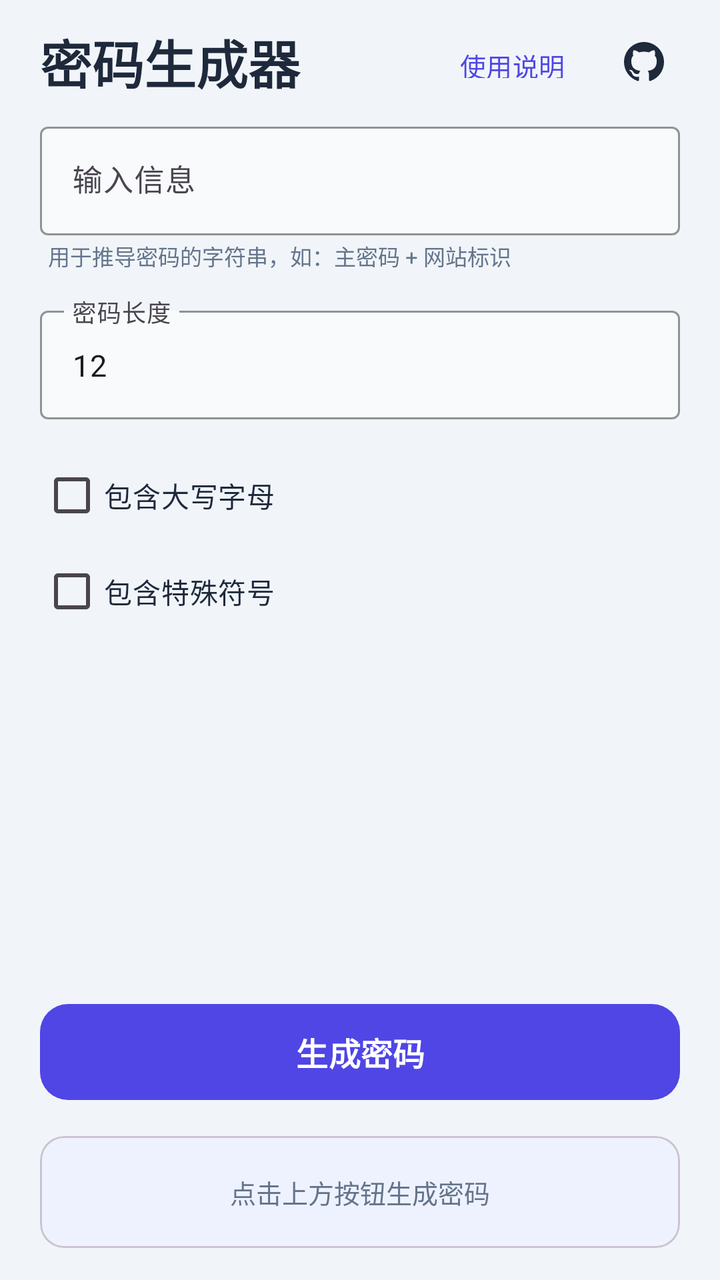
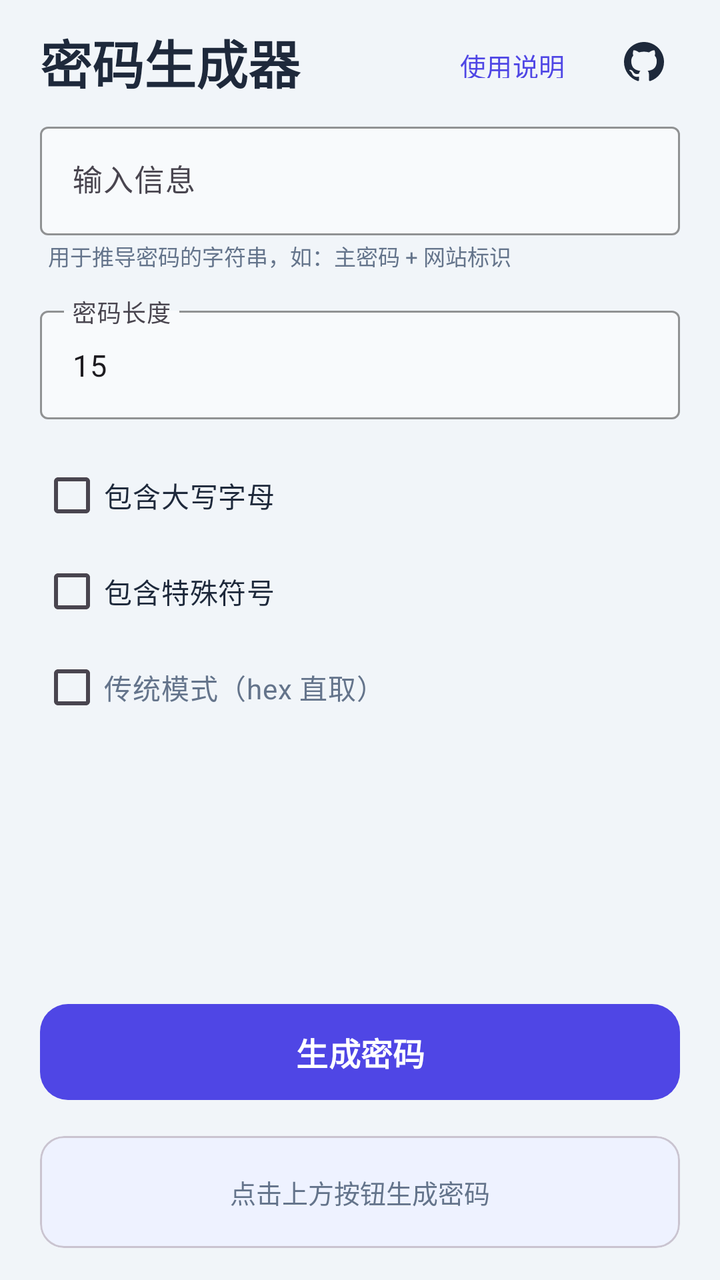

The first picture is an Android layout as it rendered before a commit; the second is the same layout after the commit. The layout source and the unified diff follow.
<!-- AndroidManifest.xml: application theme Theme.PwdGen -->
<!-- res/layout/activity_main.xml -->
<?xml version="1.0" encoding="utf-8"?>
<LinearLayout xmlns:android="http://schemas.android.com/apk/res/android"
    xmlns:app="http://schemas.android.com/apk/res-auto"
    android:layout_width="match_parent"
    android:layout_height="match_parent"
    android:orientation="vertical"
    android:background="@color/bg">

    
    <ScrollView
        android:layout_width="match_parent"
        android:layout_height="0dp"
        android:layout_weight="1"
        android:fillViewport="false"
        android:paddingHorizontal="20dp">

        <LinearLayout
            android:layout_width="match_parent"
            android:layout_height="wrap_content"
            android:orientation="vertical"
            android:paddingTop="12dp">

            
            <LinearLayout
                android:layout_width="match_parent"
                android:layout_height="wrap_content"
                android:orientation="horizontal"
                android:gravity="center_vertical"
                android:layout_marginBottom="8dp">

                <TextView
                    android:layout_width="0dp"
                    android:layout_height="wrap_content"
                    android:layout_weight="1"
                    android:text="密码生成器"
                    android:textColor="@color/text_primary"
                    android:textSize="26sp"
                    android:textStyle="bold" />

                <com.google.android.material.button.MaterialButton
                    android:id="@+id/btnHelp"
                    android:layout_width="wrap_content"
                    android:layout_height="36dp"
                    android:text="使用说明"
                    android:textSize="13sp"
                    style="@style/Widget.Material3.Button.TextButton"
                    android:textColor="@color/primary" />

                <ImageButton
                    android:id="@+id/btnGitHub"
                    android:layout_width="36dp"
                    android:layout_height="36dp"
                    android:src="@drawable/ic_github"
                    android:background="?attr/selectableItemBackgroundBorderless"
                    android:contentDescription="GitHub"
                    android:scaleType="centerInside"
                    android:layout_marginStart="4dp" />
            </LinearLayout>

            
            <com.google.android.material.textfield.TextInputLayout
                android:layout_width="match_parent"
                android:layout_height="wrap_content"
                android:hint="输入信息"
                app:hintTextColor="@color/primary"
                app:boxStrokeColor="@color/primary"
                app:boxBackgroundColor="@color/input_bg"
                style="@style/Widget.Material3.TextInputLayout.OutlinedBox"
                android:layout_marginBottom="2dp">

                <com.google.android.material.textfield.TextInputEditText
                    android:id="@+id/inputText"
                    android:layout_width="match_parent"
                    android:layout_height="wrap_content"
                    android:singleLine="true"
                    android:textSize="15sp" />
            </com.google.android.material.textfield.TextInputLayout>

            <TextView
                android:layout_width="wrap_content"
                android:layout_height="wrap_content"
                android:text="用于推导密码的字符串，如：主密码 + 网站标识"
                android:textSize="11sp"
                android:textColor="@color/text_subtle"
                android:layout_marginStart="4dp"
                android:layout_marginBottom="14dp" />

            
            <com.google.android.material.textfield.TextInputLayout
                android:layout_width="match_parent"
                android:layout_height="wrap_content"
                android:hint="密码长度"
                app:hintTextColor="@color/primary"
                app:boxStrokeColor="@color/primary"
                app:boxBackgroundColor="@color/input_bg"
                style="@style/Widget.Material3.TextInputLayout.OutlinedBox"
                android:layout_marginBottom="14dp">

                <com.google.android.material.textfield.TextInputEditText
                    android:id="@+id/lengthText"
                    android:layout_width="match_parent"
                    android:layout_height="wrap_content"
                    android:singleLine="true"
                    android:inputType="number"
                    android:text="12"
                    android:textSize="15sp" />
            </com.google.android.material.textfield.TextInputLayout>

            
            <com.google.android.material.checkbox.MaterialCheckBox
                android:id="@+id/chkUpper"
                android:layout_width="wrap_content"
                android:layout_height="wrap_content"
                android:text="包含大写字母"
                android:textSize="14sp"
                android:textColor="@color/text_primary"
                android:paddingVertical="2dp" />

            <com.google.android.material.checkbox.MaterialCheckBox
                android:id="@+id/chkSymbol"
                android:layout_width="wrap_content"
                android:layout_height="wrap_content"
                android:text="包含特殊符号"
                android:textSize="14sp"
                android:textColor="@color/text_primary"
                android:paddingVertical="2dp" />

        </LinearLayout>
    </ScrollView>

    
    <LinearLayout
        android:layout_width="match_parent"
        android:layout_height="wrap_content"
        android:orientation="vertical"
        android:paddingHorizontal="20dp"
        android:paddingBottom="16dp"
        android:background="@color/bg">

        
        <com.google.android.material.button.MaterialButton
            android:id="@+id/btnGenerate"
            android:layout_width="match_parent"
            android:layout_height="56dp"
            android:text="生成密码"
            android:textSize="16sp"
            android:textStyle="bold"
            app:cornerRadius="14dp"
            app:backgroundTint="@color/primary"
            android:textColor="@color/surface"
            android:layout_marginBottom="14dp" />

        
        <com.google.android.material.card.MaterialCardView
            android:layout_width="match_parent"
            android:layout_height="wrap_content"
            app:cardCornerRadius="12dp"
            app:cardElevation="0dp"
            app:cardBackgroundColor="@color/output_bg">

            <LinearLayout
                android:layout_width="match_parent"
                android:layout_height="wrap_content"
                android:orientation="vertical"
                android:gravity="center"
                android:padding="16dp">

                <TextView
                    android:id="@+id/outputText"
                    android:layout_width="match_parent"
                    android:layout_height="wrap_content"
                    android:text="点击上方按钮生成密码"
                    android:textSize="13sp"
                    android:textColor="@color/text_subtle"
                    android:gravity="center"
                    android:fontFamily="monospace"
                    android:minHeight="24dp" />

                <com.google.android.material.button.MaterialButton
                    android:id="@+id/btnCopy"
                    android:layout_width="wrap_content"
                    android:layout_height="40dp"
                    android:text="复制到剪贴板"
                    android:textSize="13sp"
                    app:cornerRadius="8dp"
                    app:backgroundTint="@color/primary"
                    android:textColor="@color/surface"
                    android:visibility="gone"
                    android:layout_marginTop="8dp" />
            </LinearLayout>
        </com.google.android.material.card.MaterialCardView>

    </LinearLayout>

</LinearLayout>
<!-- resources referenced by this layout -->
<resources>
  <color name="bg">#FFF1F5F9</color>
  <color name="input_bg">#FFF8FAFC</color>
  <color name="output_bg">#FFEEF2FF</color>
  <color name="primary">#FF4F46E5</color>
  <color name="surface">#FFFFFFFF</color>
  <color name="text_primary">#FF1E293B</color>
  <color name="text_subtle">#FF64748B</color>
  <!-- drawable ic_github (drawable) -->
  <?xml version="1.0" encoding="utf-8"?>
  <vector xmlns:android="http://schemas.android.com/apk/res/android"
      android:width="24dp"
      android:height="24dp"
      android:viewportWidth="24"
      android:viewportHeight="24">
      <path
          android:fillColor="#1E293B"
          android:pathData="M12,2C6.477,2 2,6.477 2,12c0,4.42 2.865,8.17 6.839,9.49c0.5,0.092 0.682,-0.217 0.682,-0.482c0,-0.237 -0.008,-0.866 -0.013,-1.7c-2.782,0.604 -3.369,-1.341 -3.369,-1.341c-0.454,-1.155 -1.11,-1.462 -1.11,-1.462c-0.908,-0.62 0.069,-0.608 0.069,-0.608c1.003,0.07 1.531,1.03 1.531,1.03c0.892,1.529 2.341,1.087 2.91,0.832c0.092,-0.647 0.35,-1.088 0.636,-1.338c-2.22,-0.253 -4.555,-1.11 -4.555,-4.943c0,-1.091 0.39,-1.984 1.029,-2.683c-0.103,-0.253 -0.446,-1.27 0.098,-2.647c0,0 0.84,-0.269 2.75,1.025A9.578,9.578,0 0,1 12,6.836a9.59,9.59 0 0,1 2.504,0.337c1.909,-1.294 2.747,-1.025 2.747,-1.025c0.546,1.377 0.202,2.394 0.1,2.647c0.64,0.699 1.028,1.592 1.028,2.683c0,3.842 -2.339,4.687 -4.566,4.935c0.359,0.309 0.678,0.919 0.678,1.852c0,1.336 -0.012,2.415 -0.012,2.743c0,0.267 0.18,0.578 0.688,0.48C19.138,20.167 22,16.418 22,12c0,-5.523 -4.477,-10 -10,-10z"/>
  </vector>
  <style name="Theme.PwdGen" parent="Theme.Material3.Light.NoActionBar">
          <item name="colorPrimary">@color/primary</item>
          <item name="colorOnPrimary">@color/surface</item>
          <item name="android:windowBackground">@color/bg</item>
          <item name="android:statusBarColor">@color/bg</item>
          <item name="android:navigationBarColor">@color/surface</item>
          <item name="android:windowLightStatusBar">true</item>
      </style>
</resources>

<!-- the commit's change to res/layout/activity_main.xml (unified diff, before → after) -->
@@ -102,7 +102,7 @@
                     android:layout_height="wrap_content"
                     android:singleLine="true"
                     android:inputType="number"
-                    android:text="12"
+                    android:text="15"
                     android:textSize="15sp" />
             </com.google.android.material.textfield.TextInputLayout>
 
@@ -123,6 +123,15 @@
                 android:text="包含特殊符号"
                 android:textSize="14sp"
                 android:textColor="@color/text_primary"
+                android:paddingVertical="2dp" />
+
+            <com.google.android.material.checkbox.MaterialCheckBox
+                android:id="@+id/chkLegacy"
+                android:layout_width="wrap_content"
+                android:layout_height="wrap_content"
+                android:text="传统模式（hex 直取）"
+                android:textSize="14sp"
+                android:textColor="@color/text_subtle"
                 android:paddingVertical="2dp" />
 
         </LinearLayout>
